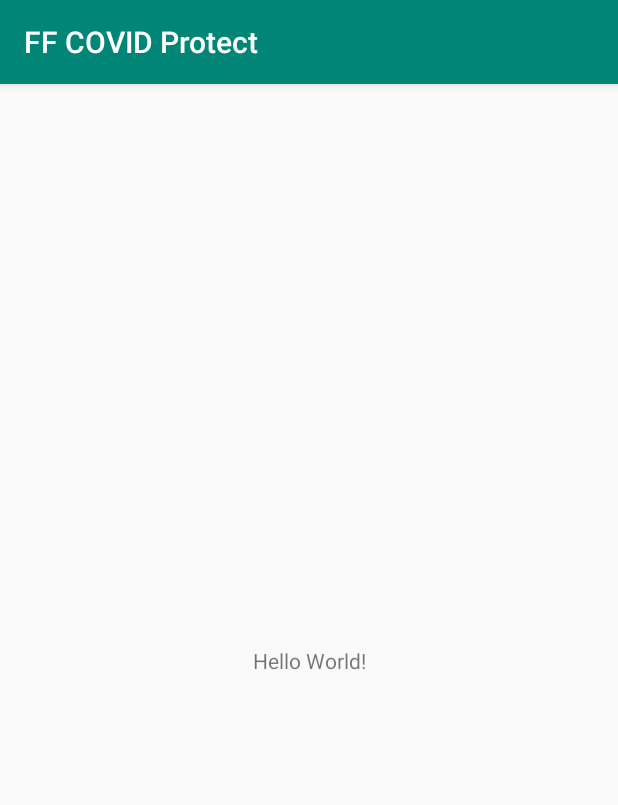
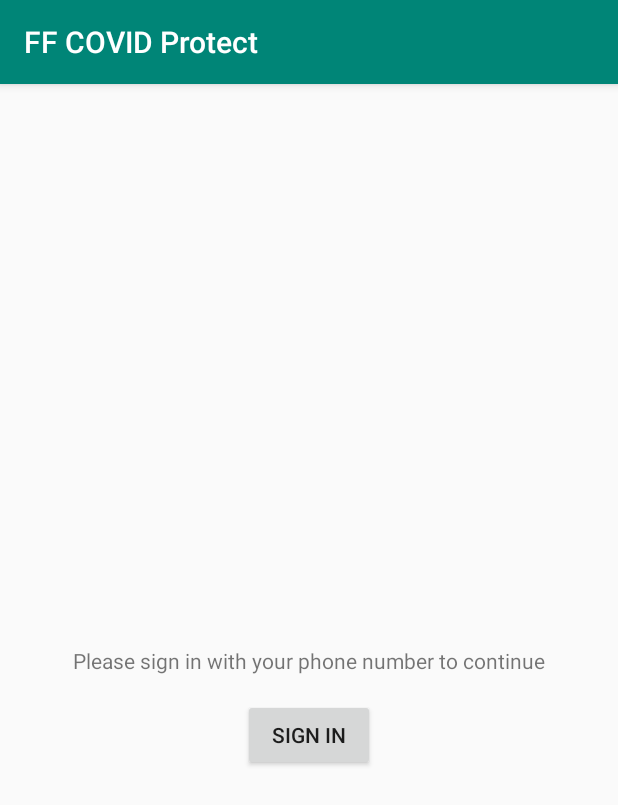
Before and after one commit to FareFirst/ff-protect-android, an Android app: the screen it shows after launch (MainActivity), on a phone screen of 412 x 824 dp. Shown: the top 805 px of the screen. Run offline under Robolectric (Android 15) with nearby library versions, the phone set to English and light mode, and no system bars; our stand-ins replace Firebase (no records; nobody signed in at launch, a user with empty details on screens opened directly); libraries missing offline, so code that uses them is left out: com.firebase.ui.

Commit message:
Add sign in support

```diff
--- a/app/src/main/res/layout/activity_main.xml
+++ b/app/src/main/res/layout/activity_main.xml
@@ -7,12 +7,23 @@
     tools:context=".MainActivity">
 
     <TextView
+        android:id="@+id/textView"
         android:layout_width="wrap_content"
         android:layout_height="wrap_content"
-        android:text="Hello World!"
+        android:text="@string/sign_in_request"
         app:layout_constraintBottom_toBottomOf="parent"
         app:layout_constraintLeft_toLeftOf="parent"
         app:layout_constraintRight_toRightOf="parent"
         app:layout_constraintTop_toTopOf="parent" />
 
+    <Button
+        android:id="@+id/btnSignIn"
+        android:layout_width="wrap_content"
+        android:layout_height="wrap_content"
+        android:layout_marginTop="16dp"
+        android:text="@string/sign_in"
+        app:layout_constraintEnd_toEndOf="parent"
+        app:layout_constraintStart_toStartOf="parent"
+        app:layout_constraintTop_toBottomOf="@+id/textView" />
+
 </androidx.constraintlayout.widget.ConstraintLayout>
--- a/app/src/main/res/values/strings.xml
+++ b/app/src/main/res/values/strings.xml
@@ -1,3 +1,9 @@
 <resources>
     <string name="app_name">FF COVID Protect</string>
+    <string name="sign_in_request">Please sign in with your phone number to continue</string>
+    <string name="sign_in">Sign in</string>
+    <string name="welcome_home">Welcome home</string>
+    <string name="sign_cancelled">Sign in cancelled</string>
+    <string name="no_internet_connection">No internet connection</string>
+    <string name="unkown_error">Unknown error</string>
 </resources>
--- a/build.gradle
+++ b/build.gradle
@@ -12,6 +12,7 @@ buildscript {
         classpath "org.jetbrains.kotlin:kotlin-gradle-plugin:$kotlin_version"
         // NOTE: Do not place your application dependencies here; they belong
         // in the individual module build.gradle files
+        classpath 'com.google.gms:google-services:4.3.3'
     }
 }
 
```
Also changed, not shown: app/build.gradle (+13 -1 lines), app/src/main/java/com/amahop/farefirst/ffcovidprotect/MainActivity.kt (+83 -2 lines), 1 other file.
